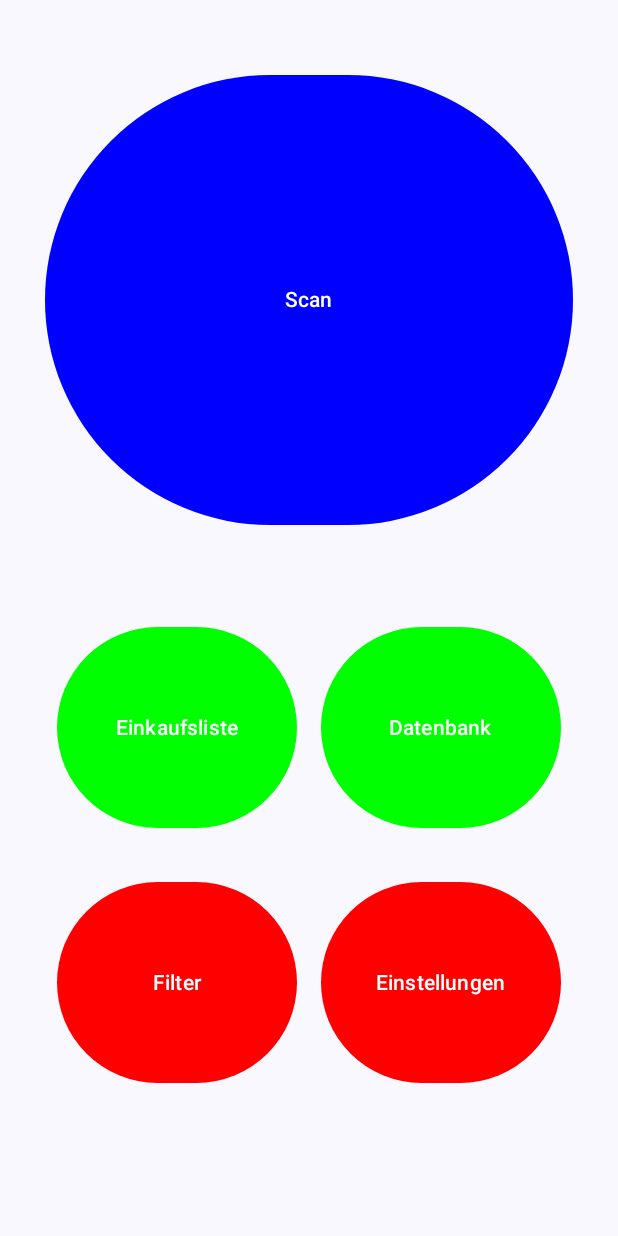
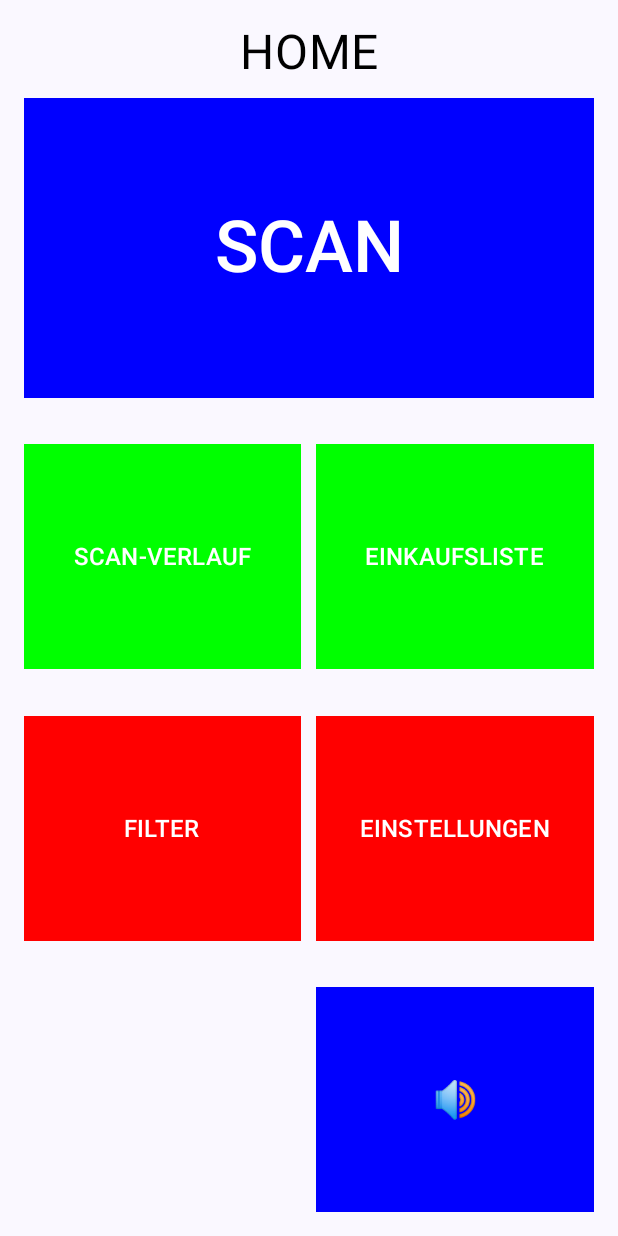
Before and after one commit to sp8cky/Product-Scanner, an Android app built with Jetpack Compose: the screen it shows after launch (MainActivity), on a phone screen of 412 x 824 dp. Run offline under Robolectric (Android 15) with nearby library versions, the phone set to English and light mode, and no system bars.

Commit message:
- Homescreen-Design Final!

```diff
--- a/app/src/main/java/de/luh/hci/mid/productscanner/MainActivity.kt
+++ b/app/src/main/java/de/luh/hci/mid/productscanner/MainActivity.kt
@@ -1,29 +1,25 @@
 package de.luh.hci.mid.productscanner
 
+import android.content.Intent
 import android.os.Bundle
 import androidx.activity.ComponentActivity
 import androidx.activity.compose.setContent
 import androidx.activity.enableEdgeToEdge
-import androidx.compose.foundation.background
 import androidx.compose.foundation.layout.*
-import androidx.compose.foundation.shape.CutCornerShape
 import androidx.compose.material3.Button
-import androidx.compose.material3.ButtonColors
 import androidx.compose.material3.ButtonDefaults
 import androidx.compose.material3.Scaffold
-import androidx.compose.material3.Surface
 import androidx.compose.material3.Text
 import androidx.compose.runtime.Composable
 import androidx.compose.ui.Alignment
 import androidx.compose.ui.Modifier
-import androidx.compose.ui.draw.clip
 import androidx.compose.ui.graphics.Color
-import androidx.compose.ui.tooling.preview.Preview
+import androidx.compose.ui.platform.LocalContext
+import androidx.compose.ui.text.style.TextAlign
 import androidx.compose.ui.unit.dp
+import androidx.compose.ui.unit.sp
+import androidx.compose.ui.graphics.RectangleShape
 import de.luh.hci.mid.productscanner.ui.theme.ProductscannerTheme
-import android.content.Intent
-import androidx.compose.ui.platform.LocalContext
-
 
 class MainActivity : ComponentActivity() {
     override fun onCreate(savedInstanceState: Bundle?) {
@@ -43,94 +39,134 @@ class MainActivity : ComponentActivity() {
 
 @Composable
 fun MainScreen(modifier: Modifier = Modifier) {
-    val context = LocalContext.current // Hole den Kontext hier, innerhalb einer @Composable-Funktion
+    val context = LocalContext.current
 
     Column(
-        modifier = modifier.fillMaxSize()
+        modifier = modifier
+            .fillMaxSize()
+            .padding(16.dp), // Dynamisches Padding für alle Geräte
+        verticalArrangement = Arrangement.SpaceBetween,
+        horizontalAlignment = Alignment.CenterHorizontally
     ) {
-        // Scan Button (Blue, 1/3 of the screen height)
+        // Header
+        Text(
+            text = "HOME",
+            fontSize = 32.sp,
+            color = Color.Black,
+            textAlign = TextAlign.Center,
+            modifier = Modifier.fillMaxWidth()
+        )
+
+        // Scan Button (oben)
         Button(
             onClick = {
                 val intent = Intent(context, ScanActivity::class.java)
-                context.startActivity(intent) // Starte ScanActivity
+                context.startActivity(intent)
             },
             modifier = Modifier
                 .fillMaxWidth()
-                .padding(vertical = 50.dp)
-                .padding(horizontal = 30.dp)
-                .height(300.dp),
-            colors = ButtonDefaults.buttonColors(containerColor = Color.Blue) // Setze die Hintergrundfarbe
+                .height(200.dp), // Höhe explizit definiert
+            colors = ButtonDefaults.buttonColors(containerColor = Color.Blue),
+            shape = RectangleShape, // Ecken nicht abrunden
+            elevation = ButtonDefaults.buttonElevation(0.dp) // Schatten entfernen
         ) {
-            Text(text = "Scan", color = Color.White)
+            Text(
+                text = "SCAN",
+                fontSize = 48.sp,
+                color = Color.White,
+                textAlign = TextAlign.Center
+            )
         }
 
         Spacer(modifier = Modifier.height(10.dp))
 
-        // Green Buttons (take up half the screen width)
+        // Mittlere Buttons (Scan-Verlauf und Einkaufsliste)
         Row(
             modifier = Modifier
-                .fillMaxWidth()
-                .padding(horizontal = 30.dp)
+                .fillMaxWidth(),
+            horizontalArrangement = Arrangement.spacedBy(10.dp) // Abstand zwischen Buttons
         ) {
+            Button(
+                onClick = { /* Action for Scan-Verlauf */ },
+                modifier = Modifier
+                    .weight(1f) // Gleichmäßiges Ausfüllen
+                    .height(150.dp), // Höhe direkt auf den Button angewendet
+                colors = ButtonDefaults.buttonColors(containerColor = Color.Green),
+                shape = RectangleShape,
+                elevation = ButtonDefaults.buttonElevation(0.dp)
+            ) {
+                Text(text = "SCAN-VERLAUF", fontSize = 16.sp, color = Color.White)
+            }
             Button(
                 onClick = { /* Action for Einkaufsliste */ },
                 modifier = Modifier
-                    .weight(1f)
-                    .height(150.dp)
-                    .padding(8.dp),
-                colors = ButtonDefaults.buttonColors(containerColor = Color.Green) // Hintergrundfarbe Grün
+                    .weight(1f) // Gleichmäßiges Ausfüllen
+                    .height(150.dp), // Höhe direkt auf den Button angewendet
+                colors = ButtonDefaults.buttonColors(containerColor = Color.Green),
+                shape = RectangleShape,
+                elevation = ButtonDefaults.buttonElevation(0.dp)
             ) {
-                Text(text = "Einkaufsliste", color = Color.White)
-            }
-            Button(
-                onClick = { /* Action for Datenbank */ },
-                modifier = Modifier
-                    .weight(1f)
-                    .height(150.dp)
-                    .padding(8.dp),
-                colors = ButtonDefaults.buttonColors(containerColor = Color.Green) // Hintergrundfarbe Grün
-            ) {
-                Text(text = "Datenbank", color = Color.White)
+                Text(text = "EINKAUFSLISTE", fontSize = 16.sp, color = Color.White)
             }
         }
 
-        Spacer(modifier = Modifier.height(20.dp))
+        Spacer(modifier = Modifier.height(10.dp))
 
-        // Red Buttons (take up half the screen width)
+        // Untere Buttons (Filter und Einstellungen)
         Row(
             modifier = Modifier
-                .fillMaxWidth()
-                .padding(horizontal = 30.dp)
+                .fillMaxWidth(),
+            horizontalArrangement = Arrangement.spacedBy(10.dp) // Abstand zwischen Buttons
         ) {
             Button(
                 onClick = { /* Action for Filter */ },
                 modifier = Modifier
-                    .weight(1f)
-                    .height(150.dp)
-                    .padding(8.dp),
-                colors = ButtonDefaults.buttonColors(containerColor = Color.Red) // Hintergrundfarbe Rot
+                    .weight(1f) // Gleichmäßiges Ausfüllen
+                    .height(150.dp), // Höhe direkt auf den Button angewendet
+                colors = ButtonDefaults.buttonColors(containerColor = Color.Red),
+                shape = RectangleShape,
+                elevation = ButtonDefaults.buttonElevation(0.dp)
             ) {
-                Text(text = "Filter", color = Color.White)
+                Text(text = "FILTER", fontSize = 16.sp, color = Color.White)
             }
             Button(
                 onClick = { /* Action for Einstellungen */ },
                 modifier = Modifier
-                    .weight(1f)
-                    .height(150.dp)
-                    .padding(8.dp),
-                colors = ButtonDefaults.buttonColors(containerColor = Color.Red) // Hintergrundfarbe Rot
+                    .weight(1f) // Gleichmäßiges Ausfüllen
+                    .height(150.dp), // Höhe direkt auf den Button angewendet
+                colors = ButtonDefaults.buttonColors(containerColor = Color.Red),
+                shape = RectangleShape,
+                elevation = ButtonDefaults.buttonElevation(0.dp)
             ) {
-                Text(text = "Einstellungen", color = Color.White)
+                Text(text = "EINSTELLUNGEN", fontSize = 16.sp, color = Color.White)
+            }
+        }
+
+        Spacer(modifier = Modifier.height(10.dp))
+
+        // Footer Row für Lautsprecher und zukünftige Buttons
+        Row(
+            modifier = Modifier
+                .fillMaxWidth(),
+            horizontalArrangement = Arrangement.spacedBy(10.dp)
+        ) {
+            Spacer(modifier = Modifier.weight(1f)) // Gleicher Abstand wie links bei den unteren Buttons
+            Button(
+                onClick = { /* Action for Lautsprecher */ },
+                modifier = Modifier
+                    .weight(1f) // Exakt gleiche Breite wie "Einstellungen"
+                    .height(150.dp), // Exakt gleiche Höhe wie die anderen Buttons
+                colors = ButtonDefaults.buttonColors(containerColor = Color.Blue),
+                shape = RectangleShape,
+                elevation = ButtonDefaults.buttonElevation(0.dp)
+            ) {
+                Text(
+                    text = "🔊",
+                    fontSize = 24.sp,
+                    color = Color.White,
+                    textAlign = TextAlign.Center
+                )
             }
         }
     }
 }
-
-
-@Preview(showBackground = true)
-@Composable
-fun MainScreenPreview() {
-    ProductscannerTheme {
-        MainScreen()
-    }
-}
```
